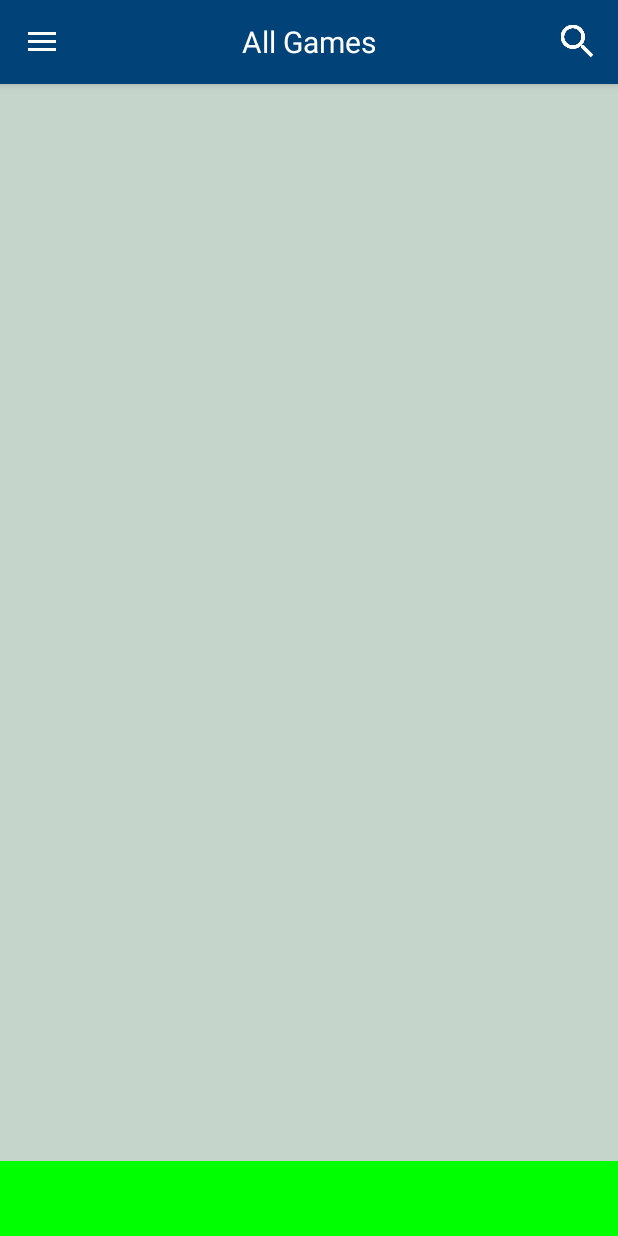
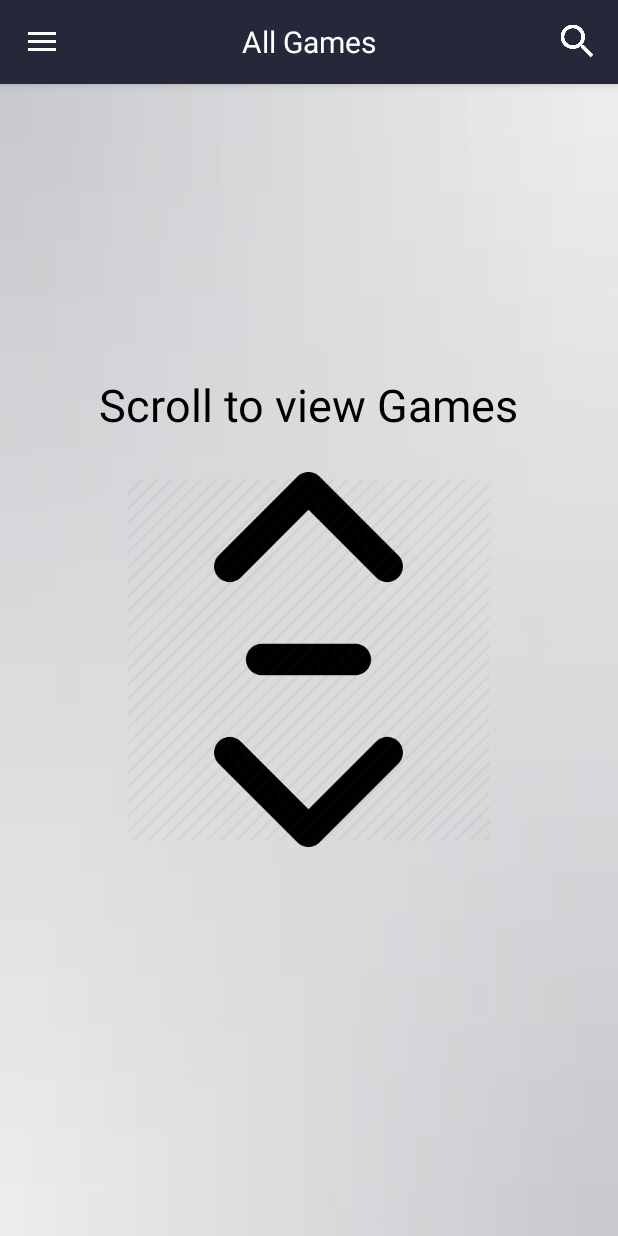
Before and after one commit to Hitkul/Indian_Classic_Games, an Android app: the screen it shows after launch (Home_Activity), on a phone screen of 412 x 824 dp. Run offline under Robolectric (Android 15) with nearby library versions, the phone set to English and light mode, and no system bars; our stand-ins replace AdMob; libraries missing offline, so code that uses them is left out: com.nirhart.parallaxscroll, fr.castorflex.android; plain views replace VerticalViewPager; 3 statements that could not run were skipped.

Commit message:
background image added

```diff
--- a/app/build.gradle
+++ b/app/build.gradle
@@ -30,4 +30,8 @@ dependencies {
     compile 'com.github.nirhart:parallaxscroll:1.0'
     compile 'com.github.bumptech.glide:glide:3.7.0'
     compile 'com.github.castorflex.verticalviewpager:library:19.0.1'
+    compile 'com.google.firebase:firebase-ads:9.2.0'
+
 }
+
+apply plugin: 'com.google.gms.google-services'
--- a/app/src/main/AndroidManifest.xml
+++ b/app/src/main/AndroidManifest.xml
@@ -2,6 +2,7 @@
 <manifest xmlns:android="http://schemas.android.com/apk/res/android"
     package="com.upstairs.indianclassic">
 
+    <uses-permission android:name="android.permission.INTERNET" />
     <application
         android:allowBackup="true"
         android:icon="@mipmap/ic_launcher"
--- a/app/src/main/java/com/upstairs/indianclassic/Home_Activity.java
+++ b/app/src/main/java/com/upstairs/indianclassic/Home_Activity.java
@@ -22,9 +22,14 @@ import android.view.Menu;
 import android.view.MenuItem;
 import android.widget.AbsListView;
 import android.widget.AdapterView;
+import android.widget.FrameLayout;
 import android.widget.ImageButton;
 import android.widget.TextView;
 
+import com.google.android.gms.ads.AdListener;
+import com.google.android.gms.ads.AdRequest;
+import com.google.android.gms.ads.AdView;
+import com.google.android.gms.ads.InterstitialAd;
 import com.nirhart.parallaxscroll.views.ParallaxListView;
 
 import java.util.ArrayList;
@@ -39,7 +44,7 @@ public class Home_Activity extends AppCompatActivity
 
     private List<Card> cardList;
     TextView title;
-
+    InterstitialAd mInterstitialAd;
     @Override
     protected void onCreate(Bundle savedInstanceState) {
         super.onCreate(savedInstanceState);
@@ -62,6 +67,15 @@ public class Home_Activity extends AppCompatActivity
 
         title = (TextView) findViewById(R.id.title);
         ImageButton searchButton = (ImageButton) findViewById(R.id.searchButton);
+        final FrameLayout tutorial = (FrameLayout) findViewById(R.id.tutorial);
+
+        assert tutorial!=null;
+        tutorial.setOnClickListener(new View.OnClickListener() {
+            @Override
+            public void onClick(View v) {
+                tutorial.setVisibility(View.GONE);
+            }
+        });
 
         cardList = getCardsFromDb();
 
@@ -81,6 +95,33 @@ public class Home_Activity extends AppCompatActivity
             }
         });
 
+        AdView mAdView = (AdView) findViewById(R.id.adView);
+        AdRequest adRequest = new AdRequest.Builder()
+                .addTestDevice("86a5cea36f538f181fed6bb096a637094253b883c03c7aa4571178bf649676af")
+                .build();
+        mAdView.loadAd(adRequest);
+
+        //loading Ad
+        mInterstitialAd = new InterstitialAd(this);
+        mInterstitialAd.setAdUnitId("ca-app-pub-3940256099942544/1033173712");
+        requestNewInterstitial();
+
+        mInterstitialAd.setAdListener(new AdListener() {
+            @Override
+            public void onAdClosed() {
+                finish();
+            }
+        });
+
+
+    }
+
+    private void requestNewInterstitial() {
+        AdRequest adRequest = new AdRequest.Builder()
+                .addTestDevice("86a5cea36f538f181fed6bb096a637094253b883c03c7aa4571178bf649676af")
+                .build();
+
+        mInterstitialAd.loadAd(adRequest);
     }
 
 
@@ -182,9 +223,12 @@ public class Home_Activity extends AppCompatActivity
         DrawerLayout drawer = (DrawerLayout) findViewById(R.id.drawer_layout);
         if (drawer.isDrawerOpen(GravityCompat.START)) {
             drawer.closeDrawer(GravityCompat.START);
-        } else {
-            super.onBackPressed();
+        } else if(mInterstitialAd.isLoaded()){
+            mInterstitialAd.show();
+        } else{
+            finish();
         }
+
     }
 
     @SuppressWarnings("StatementWithEmptyBody")
--- a/app/src/main/res/layout/card_layout.xml
+++ b/app/src/main/res/layout/card_layout.xml
@@ -1,7 +1,7 @@
 <?xml version="1.0" encoding="utf-8"?>
 <RelativeLayout android:layout_width="match_parent"
     android:layout_height="450dp"
-    android:background="@color/back"
+    android:background="@android:color/transparent"
     android:gravity="center_vertical"
     xmlns:android="http://schemas.android.com/apk/res/android">
 <android.support.v7.widget.CardView
--- a/app/src/main/res/layout/content_main.xml
+++ b/app/src/main/res/layout/content_main.xml
@@ -1,10 +1,11 @@
 <?xml version="1.0" encoding="utf-8"?>
 <RelativeLayout xmlns:android="http://schemas.android.com/apk/res/android"
     xmlns:app="http://schemas.android.com/apk/res-auto"
+    xmlns:ads="http://schemas.android.com/apk/res-auto"
     xmlns:tools="http://schemas.android.com/tools"
     android:layout_width="match_parent"
     android:layout_height="match_parent"
-    android:background="@color/back"
+    android:background="@drawable/background_image"
     app:layout_behavior="@string/appbar_scrolling_view_behavior"
     tools:context=".Home_Activity"
     tools:showIn="@layout/app_bar_main">
@@ -13,16 +14,42 @@
         android:id="@+id/verticalviewpager"
         android:layout_width="match_parent"
         android:layout_height="match_parent"
-        android:background="@color/back"
+        android:background="@drawable/background_image"
         android:paddingBottom="50dp"
         android:overScrollMode="never"
         android:layout_alignParentTop="true"
         android:layout_alignParentStart="true"/>
 
 
-    <LinearLayout
+    <com.google.android.gms.ads.AdView
+        android:id="@+id/adView"
+        android:layout_width="wrap_content"
+        android:layout_height="wrap_content"
+        android:layout_centerHorizontal="true"
+        android:layout_alignParentBottom="true"
+        ads:adSize="BANNER"
+        ads:adUnitId="ca-app-pub-3940256099942544/6300978111">
+    </com.google.android.gms.ads.AdView>
+
+    <FrameLayout
         android:layout_width="match_parent"
-        android:layout_height="50dp"
-        android:background="#00ff00"
-        android:layout_alignParentBottom="true"/>
+        android:id="@+id/tutorial"
+        android:layout_height="match_parent"
+        android:background="#bfffffff">
+
+        <ImageView
+            android:layout_width="250dp"
+            android:layout_height="250dp"
+            android:layout_gravity="center"
+            android:src="@drawable/scrolldown"/>
+        <TextView
+            android:layout_width="wrap_content"
+            android:layout_height="wrap_content"
+            android:text="Scroll to view Games"
+            android:textColor="@color/black"
+            android:textSize="30sp"
+            android:layout_gravity="center_horizontal|center_vertical"
+            android:layout_marginBottom="170dp"/>
+    </FrameLayout>
+
 </RelativeLayout>
--- a/app/src/main/res/layout/fragment_blank.xml
+++ b/app/src/main/res/layout/fragment_blank.xml
@@ -1,7 +1,7 @@
 <!-- fragment_screen_slide_page.xml -->
 <RelativeLayout xmlns:android="http://schemas.android.com/apk/res/android"
     android:id="@+id/content"
-    android:background="@color/white"
+    android:background="@color/polaroide"
     android:layout_width="match_parent"
     android:layout_height="match_parent" >
 
--- a/app/src/main/res/values/colors.xml
+++ b/app/src/main/res/values/colors.xml
@@ -1,8 +1,8 @@
 <?xml version="1.0" encoding="utf-8"?>
 <resources>
-    <color name="colorPrimary">#014379</color>
+    <color name="colorPrimary">#252839</color>
     <color name="colorPrimaryDark">#303F9F</color>
-    <color name="colorAccent">#FF4081</color>
+    <color name="colorAccent">#f2b632</color>
     <color name="white">#ffffff</color>
     <color name="black">#000000</color>
     <color name="polaroide">#f6f8f9</color>
--- a/build.gradle
+++ b/build.gradle
@@ -6,6 +6,8 @@ buildscript {
     }
     dependencies {
         classpath 'com.android.tools.build:gradle:2.1.0'
+        classpath 'com.google.gms:google-services:3.0.0'
+
 
         // NOTE: Do not place your application dependencies here; they belong
         // in the individual module build.gradle files
```
Also changed, not shown: app/src/main/res/drawable-nodpi/background_image.jpg (added), app/src/main/res/drawable-nodpi/scrolldown.png (added).
